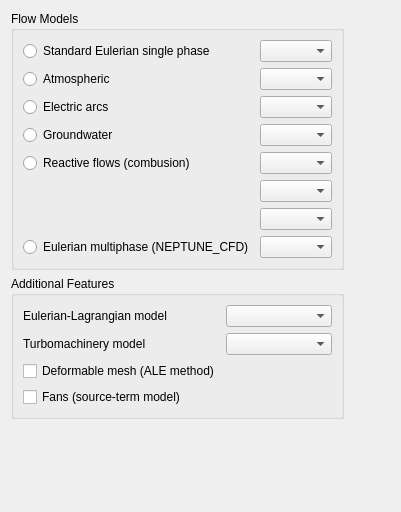
Above: gui/Pages/AnalysisFeaturesForm.ui from code-saturne/code_saturne before the change. Below: the same form after it.
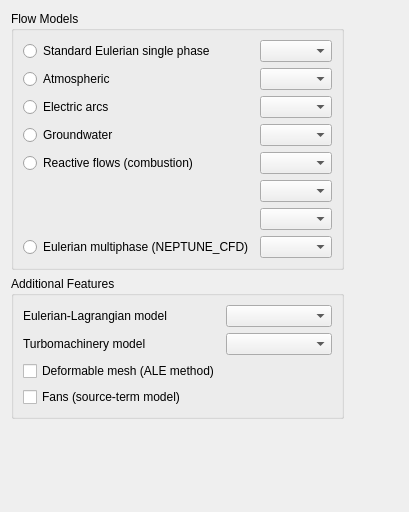
That is the form after the change.

Commit message: GUI Fix typo in main page

```diff
--- a/gui/Pages/AnalysisFeaturesForm.ui
+++ b/gui/Pages/AnalysisFeaturesForm.ui
@@ -6,7 +6,7 @@
    <rect>
     <x>0</x>
     <y>0</y>
-    <width>401</width>
+    <width>409</width>
     <height>512</height>
    </rect>
   </property>
@@ -137,7 +137,7 @@
          <string>&lt;html&gt;&lt;head/&gt;&lt;body&gt;&lt;p&gt;Gas, coal, biomass, and fuel combustion.&lt;/p&gt;&lt;/body&gt;&lt;/html&gt;</string>
         </property>
         <property name="text">
-         <string>Reactive flows (combusion)</string>
+         <string>Reactive flows (combustion)</string>
         </property>
        </widget>
       </item>
```
